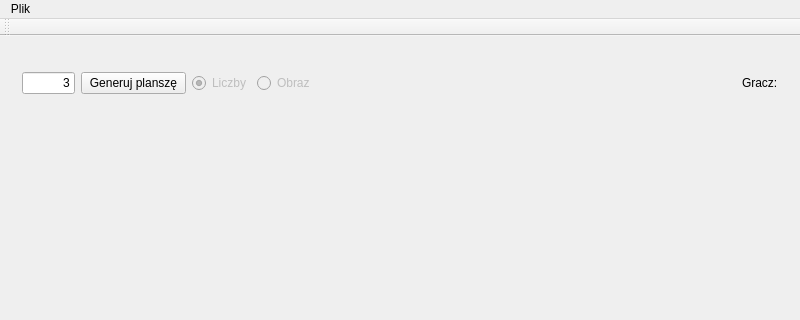
Old version of the form mainwindow.ui in the repository KsaneK/QtPuzzleGame; both pictures show x 0 to 800 and y 0 to 320 of the 800 by 600 pixel window.
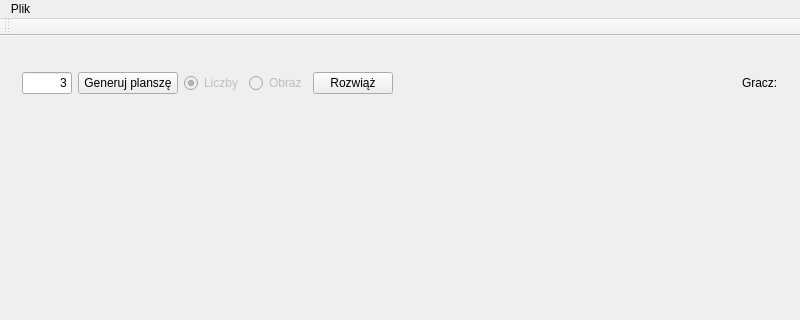
New version of the form. The open tabs and pages were chosen to show the change.

```diff
--- a/mainwindow.ui
+++ b/mainwindow.ui
@@ -106,7 +106,7 @@
         <widget class="QWidget" name="page_2">
          <layout class="QVBoxLayout" name="verticalLayout_2" stretch="1,9">
           <item>
-           <layout class="QHBoxLayout" name="topBar" stretch="1,2,0,0,8,0">
+           <layout class="QHBoxLayout" name="topBar" stretch="1,2,0,0,0,8,0">
             <item>
              <widget class="QLineEdit" name="sizeField">
               <property name="minimumSize">
@@ -168,6 +168,13 @@
               </attribute>
              </widget>
             </item>
+            <item>
+             <widget class="QPushButton" name="solveBtn">
+              <property name="text">
+               <string>Rozwiąż</string>
+              </property>
+             </widget>
+            </item>
             <item>
              <spacer name="horizontalSpacer">
               <property name="orientation">
```
